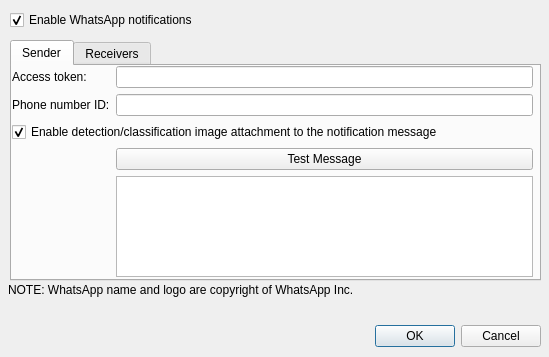
Old version of the form wadas/ui/qt/configure_whatsapp.ui in the repository stefanodellosa-personal/WADAS.
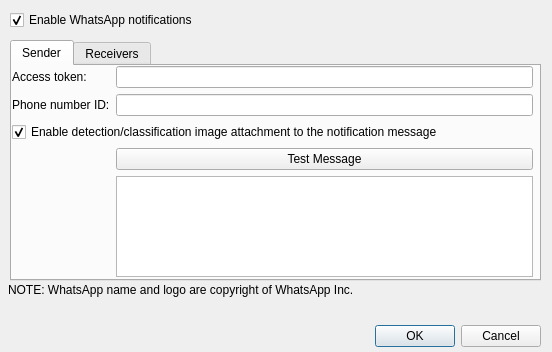
New version of the form.

Patch:
```diff
--- a/wadas/ui/qt/configure_whatsapp.ui
+++ b/wadas/ui/qt/configure_whatsapp.ui
@@ -6,8 +6,8 @@
    <rect>
     <x>0</x>
     <y>0</y>
-    <width>549</width>
-    <height>357</height>
+    <width>552</width>
+    <height>352</height>
    </rect>
   </property>
   <property name="windowTitle">
```
Left out of the diff: 2 changed lines with no effect on the pictures.
